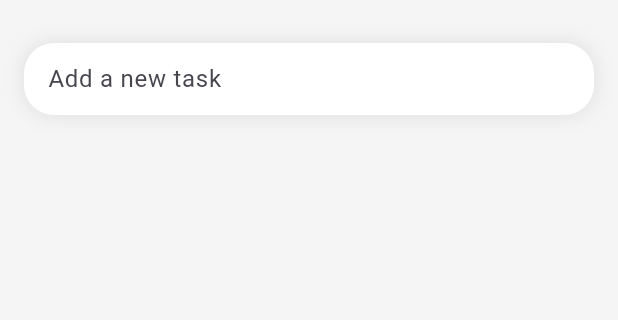
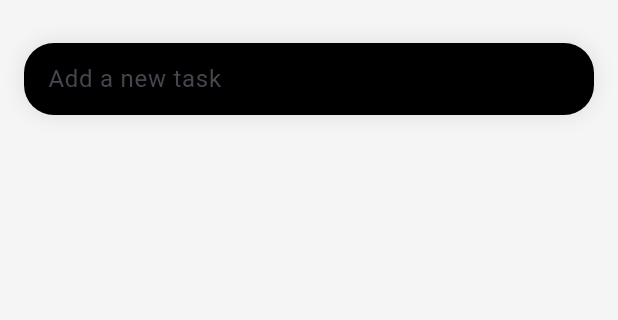
Before and after one commit to adag21044/Flutter-ToDo-App, a Flutter app: the screen it shows after launch, on a phone screen of 412 x 824 dp, the part 65-385 px from its top. Run offline on Flutter 3.47's test engine with Material 3 defaults, Android fonts, the phone set to English and light mode, and no system bars.

Commit message:
edit color

```diff
--- a/lib/screens/home.dart
+++ b/lib/screens/home.dart
@@ -57,7 +57,7 @@ class _HomeState extends State<Home> {
             // Task Input Area
             Container(
               decoration: BoxDecoration(
-                color: Colors.white, // Background color for the input container.
+                color: Colors.black, // Background color for the input container.
                 borderRadius: BorderRadius.circular(20), // Rounded corners for the container.
                 boxShadow: [
                   BoxShadow(
```
